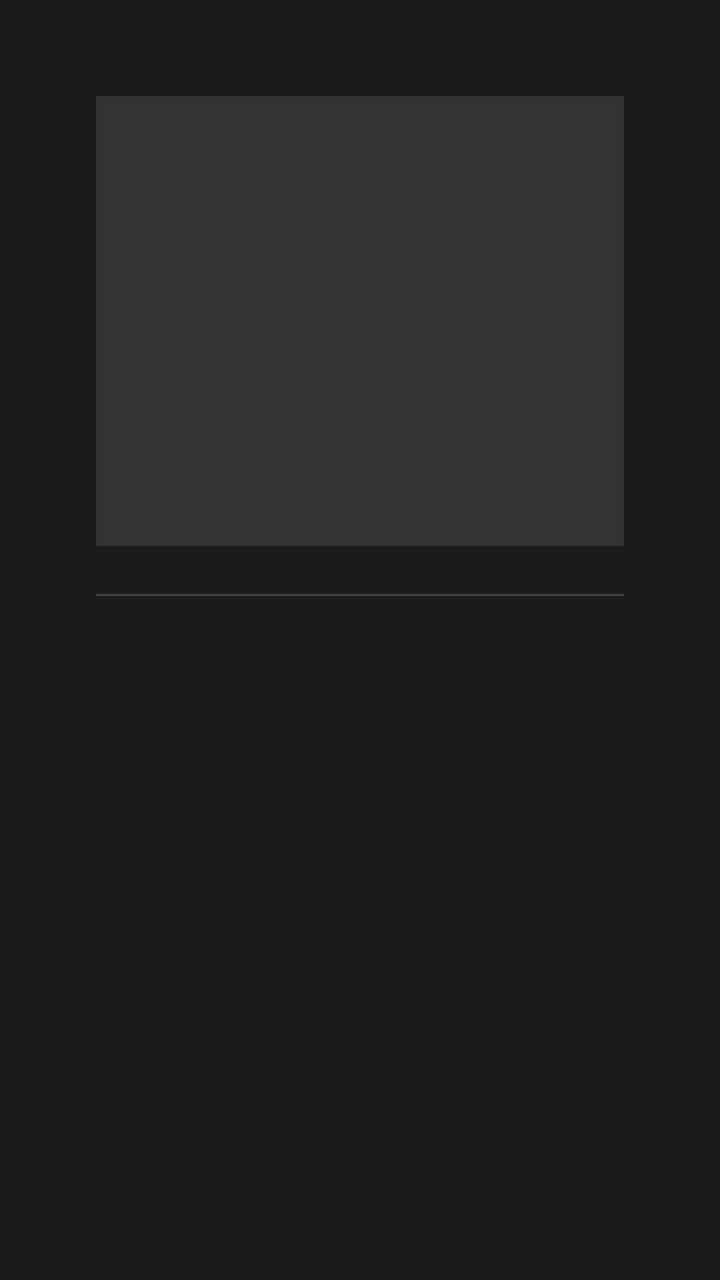
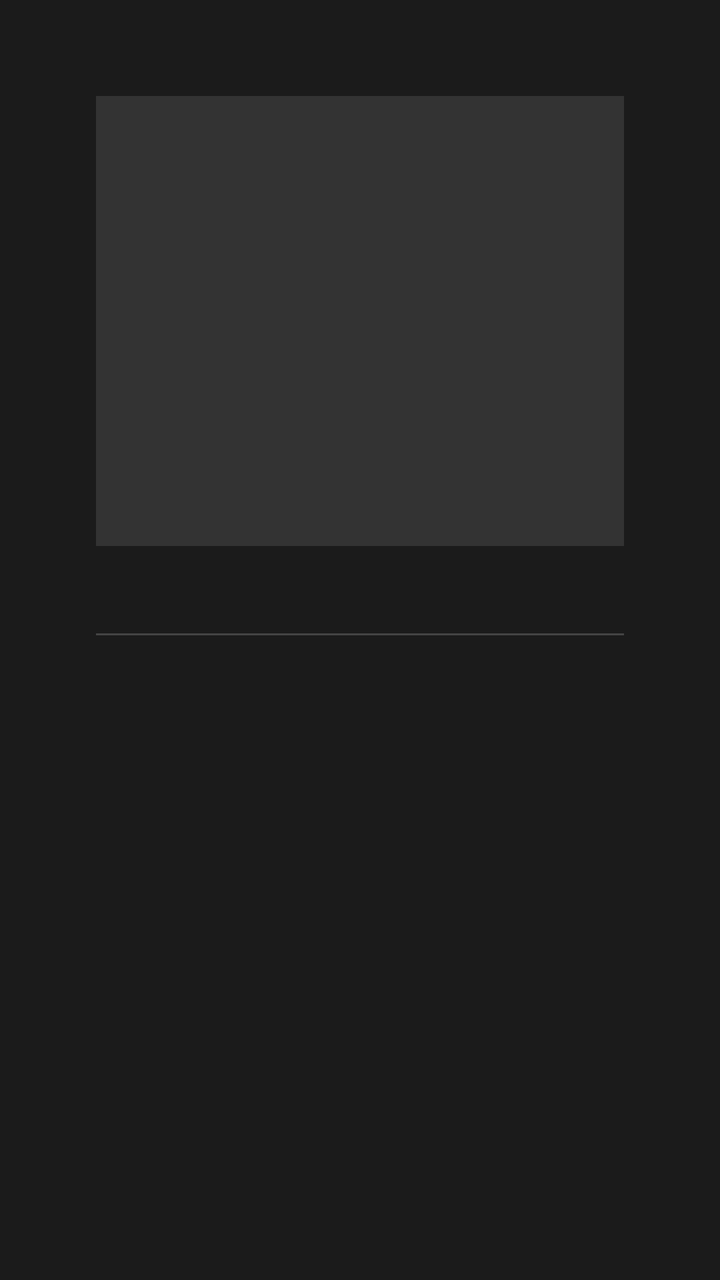

Screens rendered from an Android XML layout before and after an edit, with the pre-edit source and the edit as a unified diff.
<!-- AndroidManifest.xml: activity theme Theme.Sinema.Details -->
<!-- res/layout/activity_scene_detail.xml -->
<?xml version="1.0" encoding="utf-8"?>
<ScrollView xmlns:android="http://schemas.android.com/apk/res/android"
    android:layout_width="match_parent"
    android:layout_height="match_parent"
    android:background="#1B1B1B"
    android:padding="48dp"
    android:focusable="false"
    android:descendantFocusability="afterDescendants">

    <LinearLayout
        android:layout_width="match_parent"
        android:layout_height="wrap_content"
        android:orientation="vertical">

        
        <LinearLayout
            android:layout_width="match_parent"
            android:layout_height="wrap_content"
            android:layout_marginBottom="24dp"
            android:orientation="horizontal">

            <ImageView
                android:id="@+id/detail_screenshot"
                android:layout_width="400dp"
                android:layout_height="225dp"
                android:scaleType="centerCrop"
                android:background="#333333" />

            <LinearLayout
                android:layout_width="0dp"
                android:layout_height="wrap_content"
                android:layout_weight="1"
                android:orientation="vertical"
                android:paddingStart="24dp"
                android:gravity="start">

                
                <LinearLayout
                    android:layout_width="match_parent"
                    android:layout_height="wrap_content"
                    android:orientation="horizontal"
                    android:layout_marginBottom="12dp">

                    <Button
                        android:id="@+id/btn_resume"
                        android:layout_width="wrap_content"
                        android:layout_height="48dp"
                        android:minWidth="160dp"
                        android:text="▶ Resume"
                        android:textColor="@android:color/white"
                        android:textSize="14sp"
                        android:background="@drawable/action_button_background"
                        android:layout_marginEnd="12dp"
                        android:visibility="gone"
                        android:focusable="true" />

                    <Button
                        android:id="@+id/btn_play"
                        android:layout_width="wrap_content"
                        android:layout_height="48dp"
                        android:minWidth="120dp"
                        android:text="▶ Play"
                        android:textColor="@android:color/white"
                        android:textSize="14sp"
                        android:background="@drawable/action_button_background"
                        android:layout_marginEnd="12dp"
                        android:focusable="true" />

                    <Button
                        android:id="@+id/btn_favorite"
                        android:layout_width="wrap_content"
                        android:layout_height="48dp"
                        android:minWidth="140dp"
                        android:text="🤍 Favorite"
                        android:textColor="@android:color/white"
                        android:textSize="14sp"
                        android:background="@drawable/action_button_background"
                        android:focusable="true" />
                </LinearLayout>

                
                <LinearLayout
                    android:layout_width="match_parent"
                    android:layout_height="wrap_content"
                    android:orientation="horizontal"
                    android:layout_marginBottom="16dp">

                    <Button
                        android:id="@+id/btn_mark_watched"
                        android:layout_width="wrap_content"
                        android:layout_height="48dp"
                        android:minWidth="160dp"
                        android:text="👁️ Mark Watched"
                        android:textColor="@android:color/white"
                        android:textSize="14sp"
                        android:background="@drawable/action_button_background"
                        android:layout_marginEnd="12dp"
                        android:focusable="true" />

                    <Button
                        android:id="@+id/btn_folder"
                        android:layout_width="wrap_content"
                        android:layout_height="48dp"
                        android:minWidth="180dp"
                        android:text="📁 Browse Folder"
                        android:textColor="@android:color/white"
                        android:textSize="14sp"
                        android:background="@drawable/action_button_background"
                        android:focusable="true" />
                </LinearLayout>

                
                <TextView
                    android:id="@+id/detail_title"
                    android:layout_width="match_parent"
                    android:layout_height="wrap_content"
                    android:textColor="@android:color/white"
                    android:textSize="18sp"
                    android:maxLines="3"
                    android:ellipsize="end"
                    android:layout_marginBottom="6dp" />

                <TextView
                    android:id="@+id/detail_subtitle"
                    android:layout_width="match_parent"
                    android:layout_height="wrap_content"
                    android:textColor="#AAAAAA"
                    android:textSize="14sp"
                    android:layout_marginBottom="4dp" />

                <TextView
                    android:id="@+id/detail_path"
                    android:layout_width="match_parent"
                    android:layout_height="wrap_content"
                    android:textColor="#777777"
                    android:textSize="12sp"
                    android:maxLines="2"
                    android:ellipsize="end" />

                <TextView
                    android:id="@+id/detail_meta"
                    android:layout_width="match_parent"
                    android:layout_height="wrap_content"
                    android:textColor="#AAAAAA"
                    android:textSize="13sp"
                    android:layout_marginTop="6dp"
                    android:visibility="gone" />

                <TextView
                    android:id="@+id/detail_details"
                    android:layout_width="match_parent"
                    android:layout_height="wrap_content"
                    android:textColor="#999999"
                    android:textSize="13sp"
                    android:layout_marginTop="8dp"
                    android:maxLines="6"
                    android:ellipsize="end"
                    android:visibility="gone" />

                
                <HorizontalScrollView
                    android:id="@+id/detail_tags_scroll"
                    android:layout_width="match_parent"
                    android:layout_height="wrap_content"
                    android:layout_marginTop="8dp"
                    android:focusable="false"
                    android:visibility="gone">
                    <LinearLayout
                        android:id="@+id/detail_tags_row"
                        android:layout_width="wrap_content"
                        android:layout_height="wrap_content"
                        android:orientation="horizontal" />
                </HorizontalScrollView>

                
                <HorizontalScrollView
                    android:id="@+id/detail_performers_scroll"
                    android:layout_width="match_parent"
                    android:layout_height="wrap_content"
                    android:layout_marginTop="4dp"
                    android:focusable="false"
                    android:visibility="gone">
                    <LinearLayout
                        android:id="@+id/detail_performers_row"
                        android:layout_width="wrap_content"
                        android:layout_height="wrap_content"
                        android:orientation="horizontal" />
                </HorizontalScrollView>
            </LinearLayout>
        </LinearLayout>

        
        <View
            android:layout_width="match_parent"
            android:layout_height="1dp"
            android:background="#444444"
            android:layout_marginBottom="16dp" />

        <TextView
            android:id="@+id/related_label"
            android:layout_width="wrap_content"
            android:layout_height="wrap_content"
            android:text="More from this folder"
            android:textColor="#AAAAAA"
            android:textSize="14sp"
            android:layout_marginBottom="12dp"
            android:visibility="gone" />

        <LinearLayout
            android:id="@+id/related_row"
            android:layout_width="match_parent"
            android:layout_height="wrap_content"
            android:orientation="horizontal"
            android:visibility="gone">
        </LinearLayout>

    </LinearLayout>
</ScrollView>
<!-- resources referenced by this layout -->
<resources>
  <!-- drawable action_button_background (drawable) -->
  <?xml version="1.0" encoding="utf-8"?>
  <selector xmlns:android="http://schemas.android.com/apk/res/android">
      <item android:state_focused="true">
          <shape android:shape="rectangle">
              <solid android:color="#2AABE0" />
              <corners android:radius="8dp" />
          </shape>
      </item>
      <item>
          <shape android:shape="rectangle">
              <solid android:color="#FF333333" />
              <corners android:radius="8dp" />
          </shape>
      </item>
  </selector>
  <style name="Theme.Sinema.Details" parent="@style/Theme.Leanback.Details">
          <item name="android:windowBackground">#FF1B1B1B</item>
          <item name="android:colorBackground">#FF1B1B1B</item>
          <item name="detailsActionButtonStyle">@style/Widget.Leanback.DetailsActionButtonStyle.Custom</item>
      </style>
  <style name="Widget.Leanback.DetailsActionButtonStyle.Custom" parent="Widget.Leanback.DetailsActionButtonStyle">
          <item name="android:background">@drawable/action_button_background</item>
          <item name="android:textColor">@android:color/white</item>
          <item name="android:focusable">true</item>
          <item name="android:focusableInTouchMode">true</item>
      </style>
</resources>

<!-- the commit's change to res/layout/activity_scene_detail.xml (unified diff, before → after) -->
@@ -12,7 +12,6 @@
         android:layout_height="wrap_content"
         android:orientation="vertical">
 
-        
         <LinearLayout
             android:layout_width="match_parent"
             android:layout_height="wrap_content"
@@ -34,130 +33,117 @@
                 android:paddingStart="24dp"
                 android:gravity="start">
 
-                
+                <TextView
+                    android:id="@+id/detail_title"
+                    android:layout_width="match_parent"
+                    android:layout_height="wrap_content"
+                    android:layout_marginBottom="6dp"
+                    android:ellipsize="end"
+                    android:maxLines="2"
+                    android:textColor="@android:color/white"
+                    android:textSize="24sp" />
+
+                <TextView
+                    android:id="@+id/detail_subtitle"
+                    android:layout_width="match_parent"
+                    android:layout_height="wrap_content"
+                    android:layout_marginBottom="12dp"
+                    android:textColor="#AAAAAA"
+                    android:textSize="15sp" />
+
                 <LinearLayout
                     android:layout_width="match_parent"
                     android:layout_height="wrap_content"
-                    android:orientation="horizontal"
-                    android:layout_marginBottom="12dp">
+                    android:layout_marginBottom="12dp"
+                    android:orientation="horizontal">
 
                     <Button
                         android:id="@+id/btn_resume"
                         android:layout_width="wrap_content"
                         android:layout_height="48dp"
+                        android:layout_marginEnd="12dp"
+                        android:background="@drawable/action_button_background"
+                        android:focusable="true"
                         android:minWidth="160dp"
                         android:text="▶ Resume"
                         android:textColor="@android:color/white"
                         android:textSize="14sp"
-                        android:background="@drawable/action_button_background"
+                        android:visibility="gone" />
+
+                    <Button
+                        android:id="@+id/btn_play"
+                        android:layout_width="wrap_content"
+                        android:layout_height="48dp"
                         android:layout_marginEnd="12dp"
-                        android:visibility="gone"
-                        android:focusable="true" />
-
-                    <Button
-                        android:id="@+id/btn_play"
-                        android:layout_width="wrap_content"
-                        android:layout_height="48dp"
+                        android:background="@drawable/action_button_background"
+                        android:focusable="true"
                         android:minWidth="120dp"
                         android:text="▶ Play"
                         android:textColor="@android:color/white"
-                        android:textSize="14sp"
-                        android:background="@drawable/action_button_background"
-                        android:layout_marginEnd="12dp"
-                        android:focusable="true" />
+                        android:textSize="14sp" />
 
                     <Button
                         android:id="@+id/btn_favorite"
                         android:layout_width="wrap_content"
                         android:layout_height="48dp"
+                        android:background="@drawable/action_button_background"
+                        android:focusable="true"
                         android:minWidth="140dp"
                         android:text="🤍 Favorite"
                         android:textColor="@android:color/white"
-                        android:textSize="14sp"
-                        android:background="@drawable/action_button_background"
-                        android:focusable="true" />
+                        android:textSize="14sp" />
                 </LinearLayout>
 
-                
                 <LinearLayout
                     android:layout_width="match_parent"
                     android:layout_height="wrap_content"
-                    android:orientation="horizontal"
-                    android:layout_marginBottom="16dp">
+                    android:layout_marginBottom="12dp"
+                    android:orientation="horizontal">
 
                     <Button
                         android:id="@+id/btn_mark_watched"
                         android:layout_width="wrap_content"
                         android:layout_height="48dp"
+                        android:layout_marginEnd="12dp"
+                        android:background="@drawable/action_button_background"
+                        android:focusable="true"
                         android:minWidth="160dp"
                         android:text="👁️ Mark Watched"
                         android:textColor="@android:color/white"
-                        android:textSize="14sp"
-                        android:background="@drawable/action_button_background"
-                        android:layout_marginEnd="12dp"
-                        android:focusable="true" />
+                        android:textSize="14sp" />
 
                     <Button
                         android:id="@+id/btn_folder"
                         android:layout_width="wrap_content"
                         android:layout_height="48dp"
+                        android:background="@drawable/action_button_background"
+                        android:focusable="true"
                         android:minWidth="180dp"
                         android:text="📁 Browse Folder"
                         android:textColor="@android:color/white"
-                        android:textSize="14sp"
-                        android:background="@drawable/action_button_background"
-                        android:focusable="true" />
+                        android:textSize="14sp" />
                 </LinearLayout>
 
-                
-                <TextView
-                    android:id="@+id/detail_title"
-                    android:layout_width="match_parent"
-                    android:layout_height="wrap_content"
-                    android:textColor="@android:color/white"
-                    android:textSize="18sp"
-                    android:maxLines="3"
-                    android:ellipsize="end"
-                    android:layout_marginBottom="6dp" />
-
-                <TextView
-                    android:id="@+id/detail_subtitle"
-                    android:layout_width="match_parent"
-                    android:layout_height="wrap_content"
+                <TextView
+                    android:id="@+id/detail_meta"
+                    android:layout_width="match_parent"
+                    android:layout_height="wrap_content"
+                    android:layout_marginBottom="6dp"
                     android:textColor="#AAAAAA"
                     android:textSize="14sp"
-                    android:layout_marginBottom="4dp" />
-
-                <TextView
-                    android:id="@+id/detail_path"
-                    android:layout_width="match_parent"
-                    android:layout_height="wrap_content"
-                    android:textColor="#777777"
-                    android:textSize="12sp"
-                    android:maxLines="2"
-                    android:ellipsize="end" />
-
-                <TextView
-                    android:id="@+id/detail_meta"
-                    android:layout_width="match_parent"
-                    android:layout_height="wrap_content"
-                    android:textColor="#AAAAAA"
-                    android:textSize="13sp"
-                    android:layout_marginTop="6dp"
                     android:visibility="gone" />
 
                 <TextView
                     android:id="@+id/detail_details"
                     android:layout_width="match_parent"
                     android:layout_height="wrap_content"
-                    android:textColor="#999999"
-                    android:textSize="13sp"
-                    android:layout_marginTop="8dp"
-                    android:maxLines="6"
+                    android:layout_marginTop="4dp"
                     android:ellipsize="end"
+                    android:maxLines="5"
+                    android:textColor="#BBBBBB"
+                    android:textSize="15sp"
                     android:visibility="gone" />
 
-                
                 <HorizontalScrollView
                     android:id="@+id/detail_tags_scroll"
                     android:layout_width="match_parent"
@@ -172,7 +158,6 @@
                         android:orientation="horizontal" />
                 </HorizontalScrollView>
 
-                
                 <HorizontalScrollView
                     android:id="@+id/detail_performers_scroll"
                     android:layout_width="match_parent"
@@ -186,24 +171,71 @@
                         android:layout_height="wrap_content"
                         android:orientation="horizontal" />
                 </HorizontalScrollView>
+
+                <Button
+                    android:id="@+id/btn_technical"
+                    android:layout_width="wrap_content"
+                    android:layout_height="44dp"
+                    android:layout_marginTop="10dp"
+                    android:background="@drawable/action_button_background"
+                    android:focusable="true"
+                    android:minWidth="180dp"
+                    android:text="Technical details"
+                    android:textColor="@android:color/white"
+                    android:textSize="13sp" />
+
+                <LinearLayout
+                    android:id="@+id/technical_container"
+                    android:layout_width="match_parent"
+                    android:layout_height="wrap_content"
+                    android:layout_marginTop="8dp"
+                    android:orientation="vertical"
+                    android:visibility="gone">
+
+                    <TextView
+                        android:id="@+id/detail_filename"
+                        android:layout_width="match_parent"
+                        android:layout_height="wrap_content"
+                        android:ellipsize="end"
+                        android:maxLines="2"
+                        android:textColor="#AAAAAA"
+                        android:textSize="13sp" />
+
+                    <TextView
+                        android:id="@+id/detail_path"
+                        android:layout_width="match_parent"
+                        android:layout_height="wrap_content"
+                        android:layout_marginTop="4dp"
+                        android:ellipsize="end"
+                        android:maxLines="2"
+                        android:textColor="#777777"
+                        android:textSize="12sp" />
+
+                    <TextView
+                        android:id="@+id/detail_technical"
+                        android:layout_width="match_parent"
+                        android:layout_height="wrap_content"
+                        android:layout_marginTop="4dp"
+                        android:textColor="#AAAAAA"
+                        android:textSize="13sp" />
+                </LinearLayout>
             </LinearLayout>
         </LinearLayout>
 
-        
         <View
             android:layout_width="match_parent"
             android:layout_height="1dp"
-            android:background="#444444"
-            android:layout_marginBottom="16dp" />
+            android:layout_marginBottom="16dp"
+            android:background="#444444" />
 
         <TextView
             android:id="@+id/related_label"
             android:layout_width="wrap_content"
             android:layout_height="wrap_content"
+            android:layout_marginBottom="12dp"
             android:text="More from this folder"
             android:textColor="#AAAAAA"
             android:textSize="14sp"
-            android:layout_marginBottom="12dp"
             android:visibility="gone" />
 
         <LinearLayout
@@ -211,8 +243,6 @@
             android:layout_width="match_parent"
             android:layout_height="wrap_content"
             android:orientation="horizontal"
-            android:visibility="gone">
-        </LinearLayout>
-
+            android:visibility="gone" />
     </LinearLayout>
 </ScrollView>
